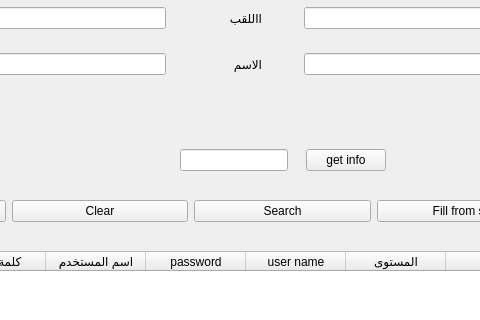
Old version of the form main.ui in the repository abdou-dz113/onefd_client_mangment_system; both pictures show x 199 to 679 and y 196 to 516 of the 963 by 685 pixel window.
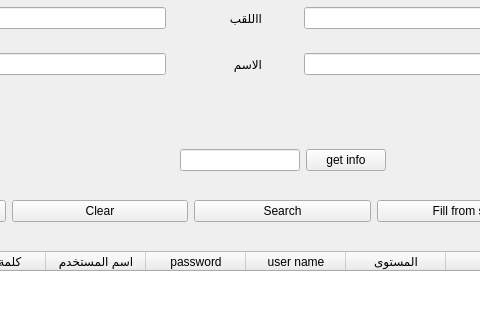
New version of the form. Icons and pictures are not drawn.

The edit to the form file:
```diff
--- a/main.ui
+++ b/main.ui
@@ -428,10 +428,16 @@
          </property>
          <property name="minimumSize">
           <size>
-           <width>20</width>
+           <width>120</width>
            <height>0</height>
           </size>
          </property>
+         <property name="maximumSize">
+          <size>
+           <width>120</width>
+           <height>16777215</height>
+          </size>
+         </property>
         </widget>
        </item>
        <item row="1" column="2">
```
Left out of the diff: 34 changed lines with no effect on the pictures.
